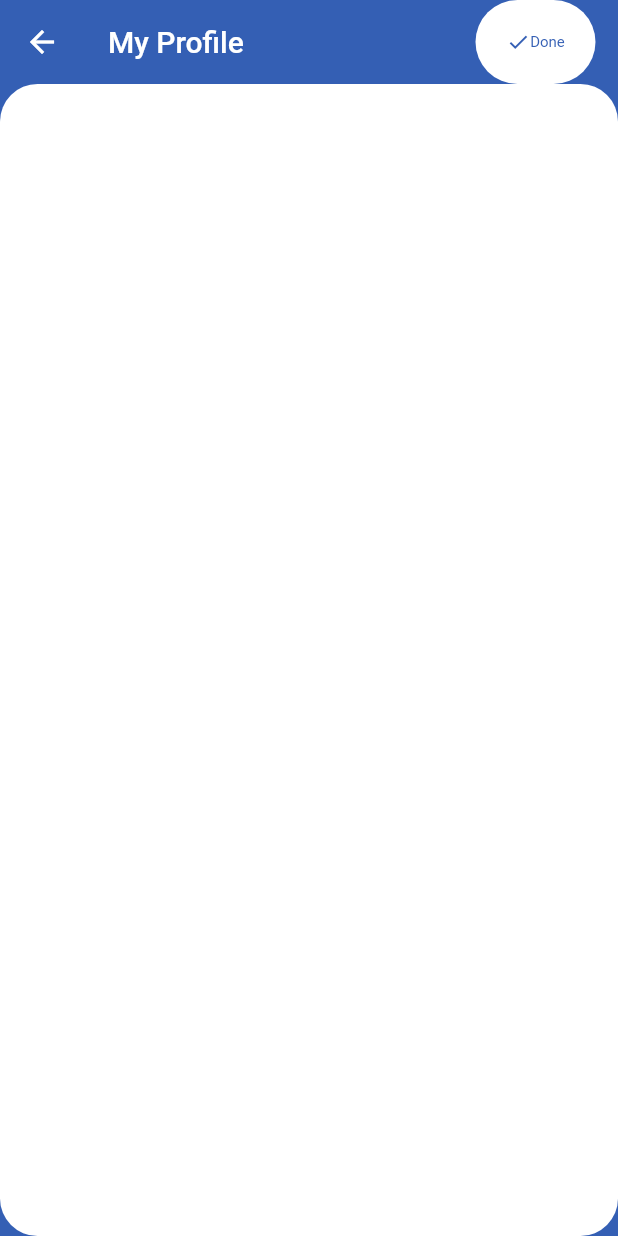
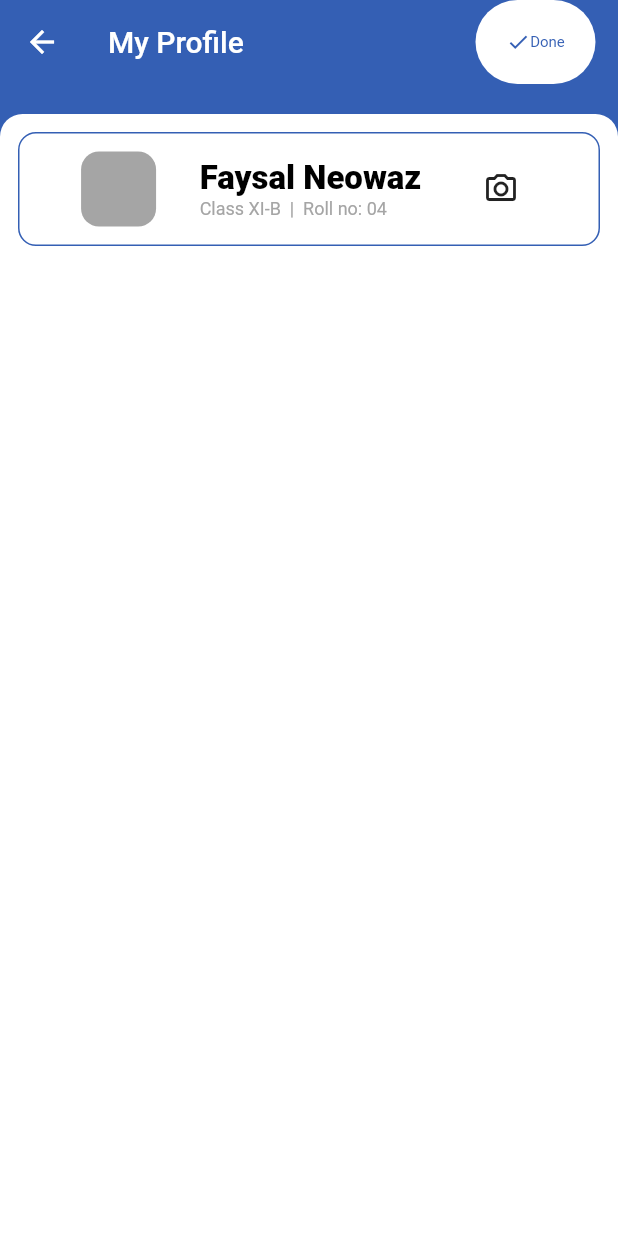
Before and after one commit to faysalneowaz/schoolerp, a Flutter app: the ProfileScreen screen opened directly, on a phone screen of 412 x 824 dp. Run offline on Flutter 3.47's test engine with Material 2 defaults, Android fonts, the phone set to English and light mode, and no system bars.

Commit message:
Top Profile screen done of body

```diff
--- /dev/null
+++ b/lib/screens/profile/bodycontent/top_profile.dart
@@ -0,0 +1,63 @@
+import 'package:flutter/material.dart';
+import 'package:schoolerp/constant.dart';
+
+class TopProfile extends StatelessWidget {
+  const TopProfile({
+    Key? key,
+  }) : super(key: key);
+
+  @override
+  Widget build(BuildContext context) {
+    return Container(
+      padding: const EdgeInsets.all(12.0),
+      decoration: BoxDecoration(
+        color: Colors.white,
+        border: Border.all(
+          color: AppConstent.primarycolor,
+          width: 1.0,
+        ),
+        borderRadius: BorderRadius.circular(12.0),
+      ),
+      child: Row(
+        mainAxisAlignment: MainAxisAlignment.spaceEvenly,
+        children: [
+          Container(
+            // margin: const EdgeInsets.only(right: 8.0),
+            height: 50,
+            width: 50,
+            decoration: BoxDecoration(
+              color: AppConstent.lightgraycolor,
+              borderRadius: BorderRadius.circular(12.0),
+            ),
+          ),
+          Column(
+            crossAxisAlignment: CrossAxisAlignment.start,
+            children: const [
+              Text(
+                "Faysal Neowaz",
+                style: TextStyle(
+                  color: Colors.black,
+                  fontSize: 22,
+                  fontWeight: FontWeight.w800,
+                ),
+              ),
+              Text(
+                "Class XI-B  |  Roll no: 04",
+                style: TextStyle(
+                  color: AppConstent.lightgraycolor,
+                  fontSize: 12.0,
+                ),
+              ),
+            ],
+          ),
+          IconButton(
+            onPressed: () {},
+            icon: const Icon(
+              Icons.camera_alt_outlined,
+            ),
+          ),
+        ],
+      ),
+    );
+  }
+}
--- a/lib/screens/profile/profile_screen.dart
+++ b/lib/screens/profile/profile_screen.dart
@@ -1,5 +1,6 @@
 import 'package:flutter/material.dart';
 import 'package:schoolerp/constant.dart';
+import 'package:schoolerp/screens/profile/bodycontent/top_profile.dart';
 
 class ProfileScreen extends StatefulWidget {
   const ProfileScreen({Key? key}) : super(key: key);
@@ -51,13 +52,21 @@ class _ProfileScreenState extends State<ProfileScreen> {
           color: AppConstent.primarycolor,
         ),
         child: Container(
-          decoration: BoxDecoration(
+          margin: const EdgeInsets.only(top: 20.0),
+          decoration: const BoxDecoration(
             color: Colors.white,
-            borderRadius: BorderRadius.circular(25),
+            borderRadius: BorderRadius.only(
+              topLeft: Radius.circular(15.0),
+              topRight: Radius.circular(15.0),
+            ),
           ),
           child: Padding(
             padding: const EdgeInsets.all(12.0),
-            child: Container(),
+            child: Column(
+              children: [
+                const TopProfile(),
+              ],
+            ),
           ),
         ),
       ),
```
